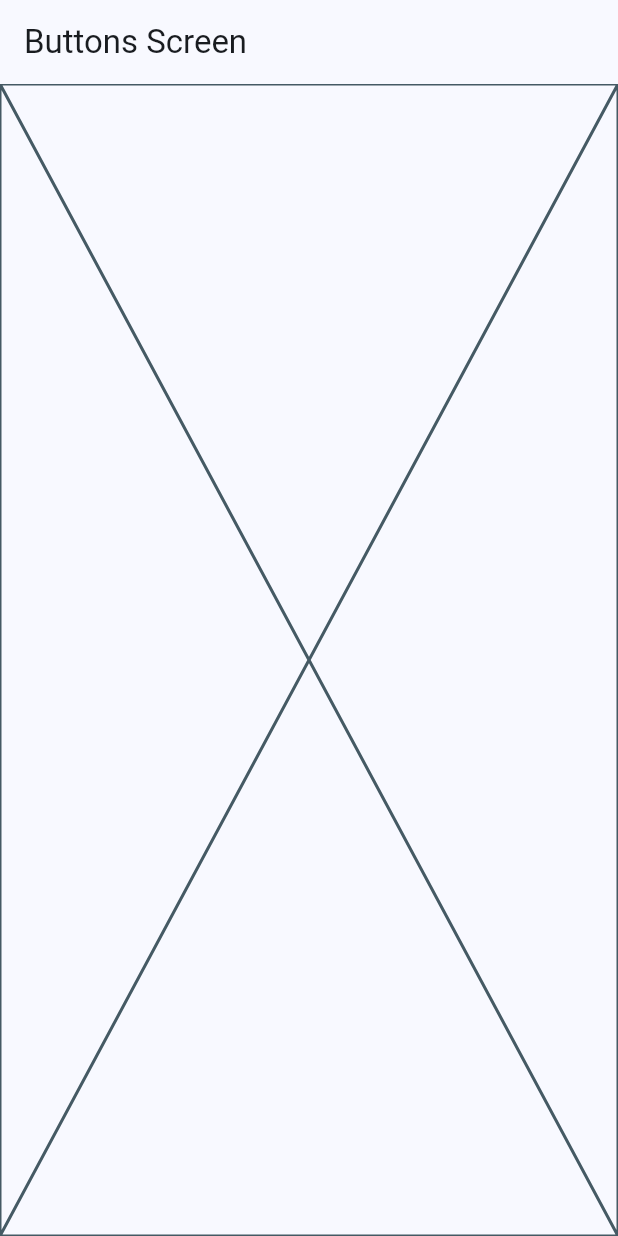
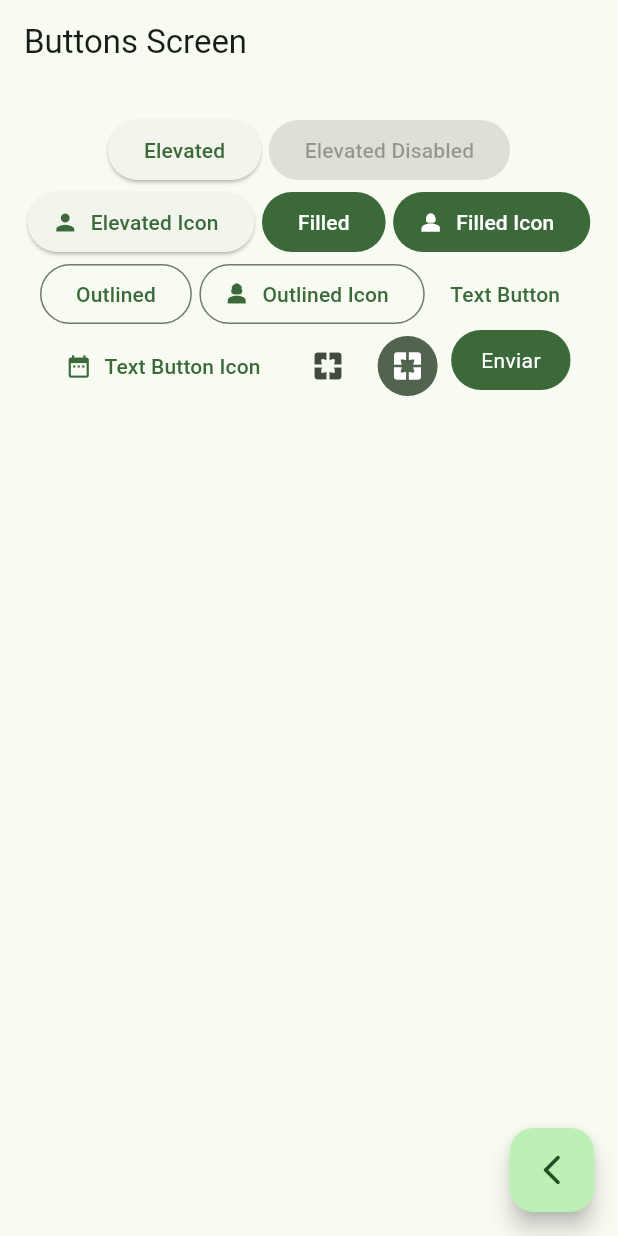
Before and after one commit to rodillo23/Widgets, a Flutter app: the ButtonsScreen screen opened by its route, on a phone screen of 412 x 824 dp. Run offline on Flutter 3.47's test engine with Material 2 defaults, Android fonts, the phone set to English and light mode, and no system bars; our stand-ins replace go_router.

Commit message:
panatalla de botones terminada

```diff
--- a/lib/main.dart
+++ b/lib/main.dart
@@ -16,7 +16,7 @@ class MainApp extends StatelessWidget {
 
       routerConfig: appRouter,
       debugShowCheckedModeBanner: false,
-      theme: AppTheme(selectedColor: 0).getTheme(),
+      theme: AppTheme(selectedColor: 2).getTheme(),
 
     );
   }
--- a/lib/presentation/screens/buttons/buttons_screen.dart
+++ b/lib/presentation/screens/buttons/buttons_screen.dart
@@ -1,4 +1,5 @@
 import 'package:flutter/material.dart';
+import 'package:go_router/go_router.dart';
 
 class ButtonsScreen extends StatelessWidget {
 
@@ -12,7 +13,100 @@ class ButtonsScreen extends StatelessWidget {
       appBar: AppBar(
         title: const Text('Buttons Screen'),
       ),
-      body: const Placeholder(),
+      body: const _ButtonsView(),
+      floatingActionButton: FloatingActionButton(
+        onPressed: () => context.pop(),
+        child: const Icon(Icons.arrow_back_ios_new_rounded),
+      ),
     );
   }
 }
+
+class _ButtonsView extends StatelessWidget {
+  const _ButtonsView();
+
+  @override
+  Widget build(BuildContext context) {
+    final colors = Theme.of(context).colorScheme;
+
+    return SizedBox(
+      width: double.infinity,
+      child: Padding(
+        padding: const EdgeInsets.symmetric(horizontal: 10, vertical: 20),
+        child: Wrap(
+          alignment: WrapAlignment.center,
+          spacing: 5,
+          children: [
+
+            ElevatedButton(onPressed: () {}, child: const Text('Elevated')),
+
+            const ElevatedButton(onPressed: null, child: Text('Elevated Disabled')),
+
+            ElevatedButton.icon(
+              onPressed: () {},
+              icon: const Icon(Icons.person),
+              label: const Text('Elevated Icon')
+            ),
+
+            FilledButton(onPressed: () {}, child: const Text('Filled')),
+
+            FilledButton.icon(onPressed: () {}, icon: const Icon(Icons.person_2), label: const Text('Filled Icon')),
+
+            OutlinedButton(onPressed: () {}, child: const Text('Outlined')),
+
+            OutlinedButton.icon(onPressed: () {}, icon: const Icon(Icons.person_3), label: const Text('Outlined Icon')),
+
+            TextButton(onPressed: () {}, child: const Text('Text Button')),
+
+            TextButton.icon(onPressed: (){}, icon: const Icon(Icons.date_range), label: const Text('Text Button Icon')),
+
+            IconButton(onPressed: (){}, icon: const Icon(Icons.pages_rounded)),
+
+            IconButton(
+              onPressed: (){},
+              icon: const Icon(Icons.pages_rounded),
+              style: ButtonStyle(
+                backgroundColor: MaterialStatePropertyAll(colors.secondary),
+                iconColor: const MaterialStatePropertyAll(Colors.white)
+              ),
+            ),
+
+              const CustomButton()
+
+          ],
+        ),
+      ),
+    );
+  }
+}
+
+//Wrap por defecto comienza a formar los hijos de izq a derecha y cuando no encuentra mas espacio salta a la siguiente fila.
+//Nos da el efecto de tocar un boton
+class CustomButton extends StatelessWidget {
+  const CustomButton({super.key});
+
+  @override
+  Widget build(BuildContext context) {
+
+    final colors = Theme.of(context).colorScheme;
+
+    return ClipRRect(
+      borderRadius: BorderRadius.circular(20),
+      child: Material(
+        color: colors.primary,
+        child: InkWell(
+          onTap: () {},
+          child: const Padding(
+            padding: EdgeInsets.symmetric(horizontal: 20, vertical: 10),
+            child: Text(
+              'Enviar',
+              style: TextStyle(
+                color: Colors.white
+              ),
+            ),
+          ),
+        ),
+      ),
+    );
+  }
+}
```
